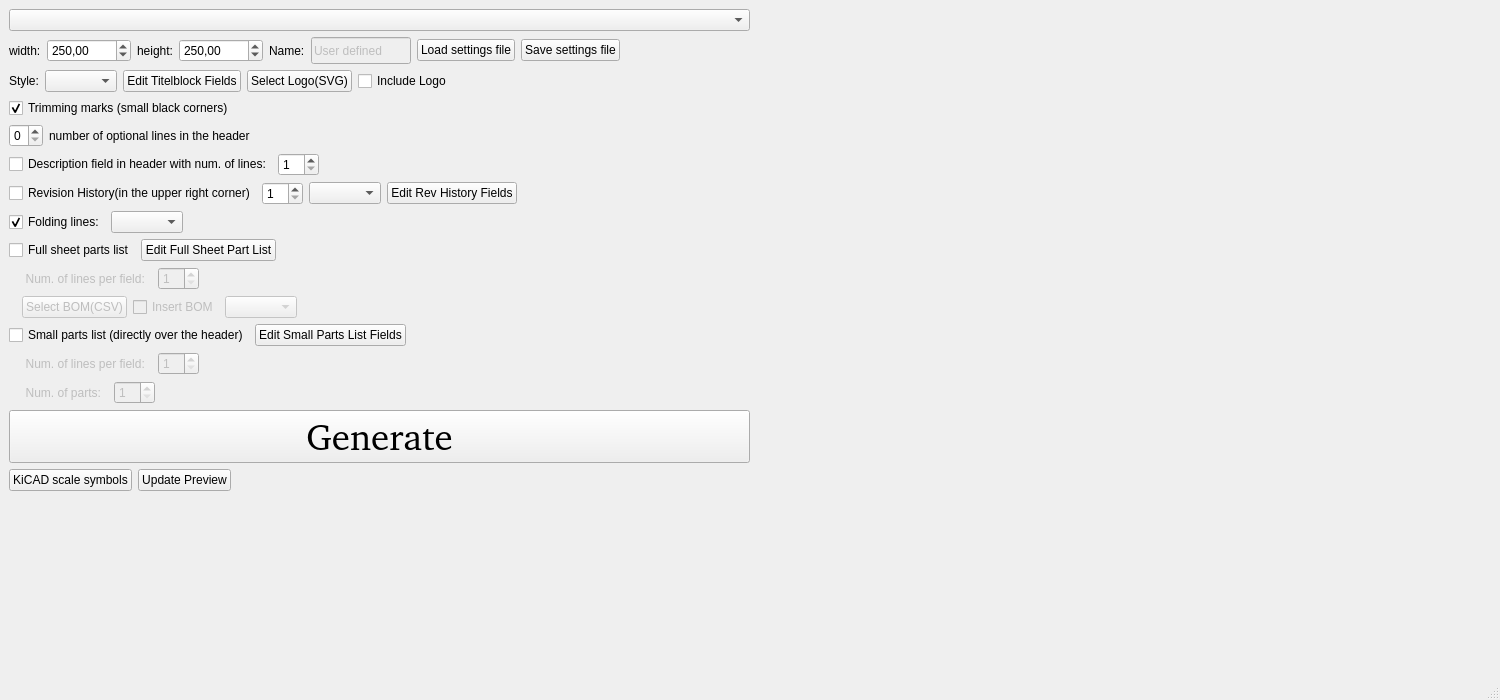
Before: the Qt Designer form Src/Window/mainwindow.ui in tobiasfalk/KiCAD-FreeCAD-TechDraw-Template-Generator, drawn with Qt 5.
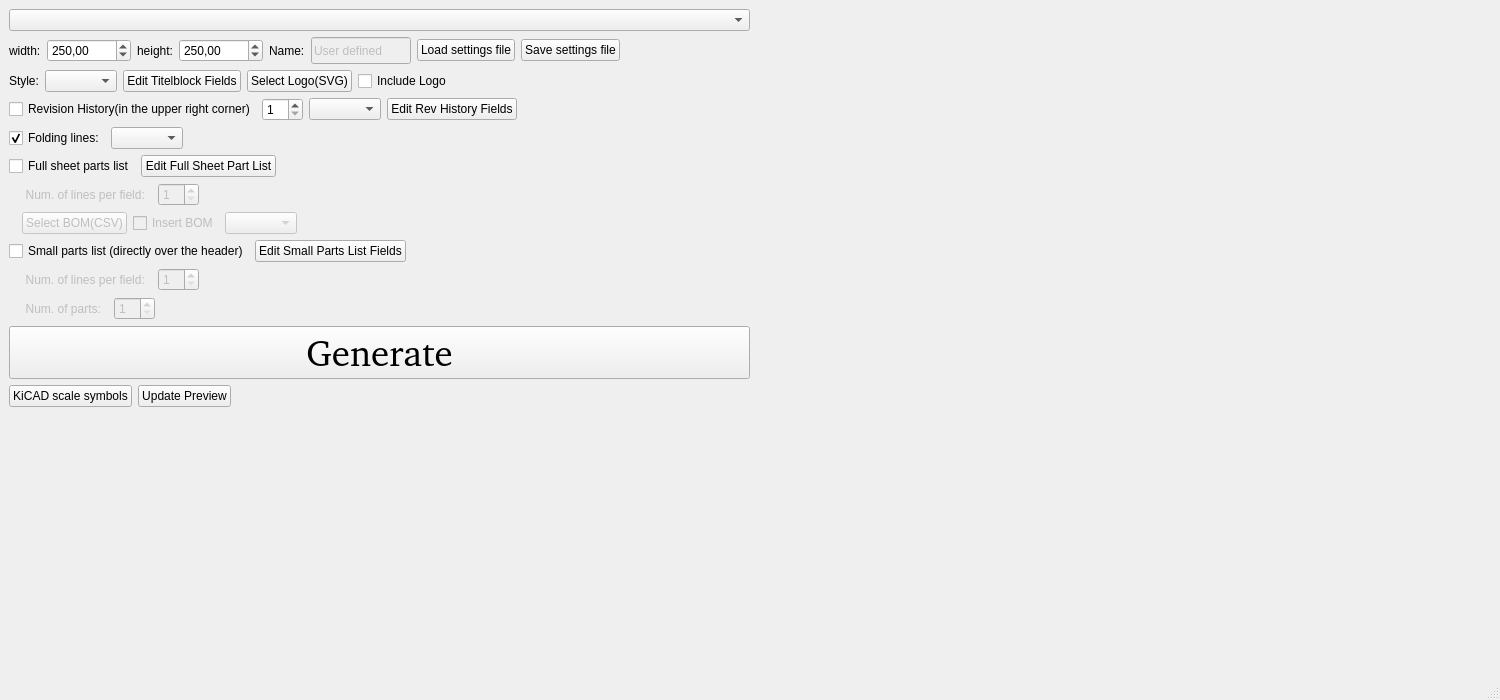
After: the same form once the commit is applied. Icons and pictures are not drawn.

Commit message: moved titleblock options to sub window

The edit to the form file:
```diff
--- a/Src/Window/mainwindow.ui
+++ b/Src/Window/mainwindow.ui
@@ -43,7 +43,44 @@
   </property>
   <widget class="QWidget" name="centralwidget">
    <layout class="QGridLayout" name="gridLayout">
-    <item row="14" column="0">
+    <item row="6" column="0">
+     <layout class="QHBoxLayout" name="horizontalLayout_9">
+      <item>
+       <widget class="QLabel" name="FullPartsListNumLinesPerFieldLabel">
+        <property name="enabled">
+         <bool>false</bool>
+        </property>
+        <property name="text">
+         <string>     Num. of lines per field:  </string>
+        </property>
+       </widget>
+      </item>
+      <item>
+       <widget class="QSpinBox" name="FullPartsListNumLinesPerFieldSpinBox">
+        <property name="enabled">
+         <bool>false</bool>
+        </property>
+        <property name="minimum">
+         <number>1</number>
+        </property>
+       </widget>
+      </item>
+      <item>
+       <spacer name="horizontalSpacer_4">
+        <property name="orientation">
+         <enum>Qt::Horizontal</enum>
+        </property>
+        <property name="sizeHint" stdset="0">
+         <size>
+          <width>40</width>
+          <height>20</height>
+         </size>
+        </property>
+       </spacer>
+      </item>
+     </layout>
+    </item>
+    <item row="11" column="0">
      <layout class="QHBoxLayout" name="horizontalLayout_6">
       <item>
        <widget class="QPushButton" name="GeneratePushButton">
@@ -78,37 +115,7 @@
       </item>
      </layout>
     </item>
-    <item row="16" column="0">
-     <spacer name="verticalSpacer">
-      <property name="orientation">
-       <enum>Qt::Vertical</enum>
-      </property>
-      <property name="sizeHint" stdset="0">
-       <size>
-        <width>20</width>
-        <height>40</height>
-       </size>
-      </property>
-     </spacer>
-    </item>
-    <item row="0" column="1" rowspan="17">
-     <layout class="QGridLayout" name="gridLayout_2">
-      <item row="0" column="0">
-       <spacer name="horizontalSpacer_15">
-        <property name="orientation">
-         <enum>Qt::Horizontal</enum>
-        </property>
-        <property name="sizeHint" stdset="0">
-         <size>
-          <width>40</width>
-          <height>20</height>
-         </size>
-        </property>
-       </spacer>
-      </item>
-     </layout>
-    </item>
-    <item row="7" column="0">
+    <item row="4" column="0">
      <layout class="QHBoxLayout" name="horizontalLayout_7">
       <item>
        <widget class="QCheckBox" name="foldLinesCheckBox">
@@ -154,34 +161,10 @@
       </property>
      </widget>
     </item>
-    <item row="6" column="0">
-     <layout class="QHBoxLayout" name="horizontalLayout_3">
-      <item>
-       <widget class="QCheckBox" name="RevHistoryCheckBox">
-        <property name="text">
-         <string>Revision History(in the upper right corner)</string>
-        </property>
-       </widget>
-      </item>
-      <item>
-       <widget class="QSpinBox" name="numRevSpinBox">
-        <property name="minimum">
-         <number>1</number>
-        </property>
-       </widget>
-      </item>
-      <item>
-       <widget class="QComboBox" name="revHistoryStyleComboBox"/>
-      </item>
-      <item>
-       <widget class="QPushButton" name="revHistoryStylePushButton">
-        <property name="text">
-         <string>Edit Rev History Fields</string>
-        </property>
-       </widget>
-      </item>
-      <item>
-       <spacer name="horizontalSpacer_2">
+    <item row="0" column="1" rowspan="14">
+     <layout class="QGridLayout" name="gridLayout_2">
+      <item row="0" column="0">
+       <spacer name="horizontalSpacer_15">
         <property name="orientation">
          <enum>Qt::Horizontal</enum>
         </property>
@@ -195,44 +178,27 @@
       </item>
      </layout>
     </item>
-    <item row="10" column="0">
-     <layout class="QHBoxLayout" name="horizontalLayout_10">
+    <item row="5" column="0">
+     <layout class="QHBoxLayout" name="horizontalLayout_4">
       <item>
-       <widget class="QLabel" name="label_4">
-        <property name="text">
-         <string/>
-        </property>
-       </widget>
-      </item>
-      <item>
-       <widget class="QPushButton" name="selectCSVBOMpushButton">
+       <widget class="QCheckBox" name="FullPartsListCheckBox">
         <property name="enabled">
-         <bool>false</bool>
+         <bool>true</bool>
         </property>
         <property name="text">
-         <string>Select BOM(CSV)</string>
+         <string>Full sheet parts list</string>
         </property>
        </widget>
       </item>
       <item>
-       <widget class="QCheckBox" name="insertBomCheckBox">
-        <property name="enabled">
-         <bool>false</bool>
-        </property>
+       <widget class="QPushButton" name="editFullPartsListPushButton">
         <property name="text">
-         <string>Insert BOM</string>
+         <string>Edit Full Sheet Part List</string>
         </property>
        </widget>
       </item>
       <item>
-       <widget class="QComboBox" name="csvBOMComboBox">
-        <property name="enabled">
-         <bool>false</bool>
-        </property>
-       </widget>
-      </item>
-      <item>
-       <spacer name="horizontalSpacer_5">
+       <spacer name="horizontalSpacer_12">
         <property name="orientation">
          <enum>Qt::Horizontal</enum>
         </property>
@@ -355,6 +321,197 @@
       </item>
      </layout>
     </item>
+    <item row="10" column="0">
+     <layout class="QHBoxLayout" name="horizontalLayout_15">
+      <item>
+       <widget class="QLabel" name="SmallPartsListNumPartsLabel">
+        <property name="enabled">
+         <bool>false</bool>
+        </property>
+        <property name="text">
+         <string>     Num. of parts:  </string>
+        </property>
+       </widget>
+      </item>
+      <item>
+       <widget class="QSpinBox" name="SmallPartsListNumPartsSpinBox">
+        <property name="enabled">
+         <bool>false</bool>
+        </property>
+        <property name="minimum">
+         <number>1</number>
+        </property>
+       </widget>
+      </item>
+      <item>
+       <spacer name="horizontalSpacer_11">
+        <property name="orientation">
+         <enum>Qt::Horizontal</enum>
+        </property>
+        <property name="sizeHint" stdset="0">
+         <size>
+          <width>40</width>
+          <height>20</height>
+         </size>
+        </property>
+       </spacer>
+      </item>
+     </layout>
+    </item>
+    <item row="3" column="0">
+     <layout class="QHBoxLayout" name="horizontalLayout_3">
+      <item>
+       <widget class="QCheckBox" name="RevHistoryCheckBox">
+        <property name="text">
+         <string>Revision History(in the upper right corner)</string>
+        </property>
+       </widget>
+      </item>
+      <item>
+       <widget class="QSpinBox" name="numRevSpinBox">
+        <property name="minimum">
+         <number>1</number>
+        </property>
+       </widget>
+      </item>
+      <item>
+       <widget class="QComboBox" name="revHistoryStyleComboBox"/>
+      </item>
+      <item>
+       <widget class="QPushButton" name="revHistoryStylePushButton">
+        <property name="text">
+         <string>Edit Rev History Fields</string>
+        </property>
+       </widget>
+      </item>
+      <item>
+       <spacer name="horizontalSpacer_2">
+        <property name="orientation">
+         <enum>Qt::Horizontal</enum>
+        </property>
+        <property name="sizeHint" stdset="0">
+         <size>
+          <width>40</width>
+          <height>20</height>
+         </size>
+        </property>
+       </spacer>
+      </item>
+     </layout>
+    </item>
+    <item row="7" column="0">
+     <layout class="QHBoxLayout" name="horizontalLayout_10">
+      <item>
+       <widget class="QLabel" name="label_4">
+        <property name="text">
+         <string/>
+        </property>
+       </widget>
+      </item>
+      <item>
+       <widget class="QPushButton" name="selectCSVBOMpushButton">
+        <property name="enabled">
+         <bool>false</bool>
+        </property>
+        <property name="text">
+         <string>Select BOM(CSV)</string>
+        </property>
+       </widget>
+      </item>
+      <item>
+       <widget class="QCheckBox" name="insertBomCheckBox">
+        <property name="enabled">
+         <bool>false</bool>
+        </property>
+        <property name="text">
+         <string>Insert BOM</string>
+        </property>
+       </widget>
+      </item>
+      <item>
+       <widget class="QComboBox" name="csvBOMComboBox">
+        <property name="enabled">
+         <bool>false</bool>
+        </property>
+       </widget>
+      </item>
+      <item>
+       <spacer name="horizontalSpacer_5">
+        <property name="orientation">
+         <enum>Qt::Horizontal</enum>
+        </property>
+        <property name="sizeHint" stdset="0">
+         <size>
+          <width>40</width>
+          <height>20</height>
+         </size>
+        </property>
+       </spacer>
+      </item>
+     </layout>
+    </item>
+    <item row="8" column="0">
+     <layout class="QHBoxLayout" name="horizontalLayout_5">
+      <item>
+       <widget class="QCheckBox" name="SmallPartsListCheckBox">
+        <property name="text">
+         <string>Small parts list (directly over the header)</string>
+        </property>
+       </widget>
+      </item>
+      <item>
+       <widget class="QPushButton" name="pushButton">
+        <property name="text">
+         <string>Edit Small Parts List Fields</string>
+        </property>
+       </widget>
+      </item>
+      <item>
+       <spacer name="horizontalSpacer_6">
+        <property name="orientation">
+         <enum>Qt::Horizontal</enum>
+        </property>
+        <property name="sizeHint" stdset="0">
+         <size>
+          <width>40</width>
+          <height>20</height>
+         </size>
+        </property>
+       </spacer>
+      </item>
+     </layout>
+    </item>
+    <item row="12" column="0">
+     <layout class="QHBoxLayout" name="horizontalLayout_13">
+      <item>
+       <widget class="QPushButton" name="pushButton_2">
+        <property name="text">
+         <string>KiCAD scale symbols</string>
+        </property>
+       </widget>
+      </item>
+      <item>
+       <widget class="QPushButton" name="previewPushButton">
+        <property name="text">
+         <string>Update Preview</string>
+        </property>
+       </widget>
+      </item>
+      <item>
+       <spacer name="horizontalSpacer_13">
+        <property name="orientation">
+         <enum>Qt::Horizontal</enum>
+        </property>
+        <property name="sizeHint" stdset="0">
+         <size>
+          <width>40</width>
+          <height>20</height>
+         </size>
+        </property>
+       </spacer>
+      </item>
+     </layout>
+    </item>
     <item row="2" column="0">
      <layout class="QHBoxLayout" name="horizontalLayout_11">
       <item>
@@ -403,41 +560,20 @@
       </item>
      </layout>
     </item>
-    <item row="8" column="0">
-     <layout class="QHBoxLayout" name="horizontalLayout_4">
-      <item>
-       <widget class="QCheckBox" name="FullPartsListCheckBox">
-        <property name="enabled">
-         <bool>true</bool>
-        </property>
-        <property name="text">
-         <string>Full sheet parts list</string>
-        </property>
-       </widget>
-      </item>
-      <item>
-       <widget class="QPushButton" name="editFullPartsListPushButton">
-        <property name="text">
-         <string>Edit Full Sheet Part List</string>
-        </property>
-       </widget>
-      </item>
-      <item>
-       <spacer name="horizontalSpacer_12">
-        <property name="orientation">
-         <enum>Qt::Horizontal</enum>
-        </property>
-        <property name="sizeHint" stdset="0">
-         <size>
-          <width>40</width>
-          <height>20</height>
-         </size>
-        </property>
-       </spacer>
-      </item>
-     </layout>
+    <item row="13" column="0">
+     <spacer name="verticalSpacer">
+      <property name="orientation">
+       <enum>Qt::Vertical</enum>
+      </property>
+      <property name="sizeHint" stdset="0">
+       <size>
+        <width>20</width>
+        <height>40</height>
+       </size>
+      </property>
+     </spacer>
     </item>
-    <item row="12" column="0">
+    <item row="9" column="0">
      <layout class="QHBoxLayout" name="horizontalLayout_14">
       <item>
        <widget class="QLabel" name="SmallPartsListNumLinesPerFieldLabel">
@@ -474,221 +610,6 @@
       </item>
      </layout>
     </item>
-    <item row="11" column="0">
-     <layout class="QHBoxLayout" name="horizontalLayout_5">
-      <item>
-       <widget class="QCheckBox" name="SmallPartsListCheckBox">
-        <property name="text">
-         <string>Small parts list (directly over the header)</string>
-        </property>
-       </widget>
-      </item>
-      <item>
-       <widget class="QPushButton" name="pushButton">
-        <property name="text">
-         <string>Edit Small Parts List Fields</string>
-        </property>
-       </widget>
-      </item>
-      <item>
-       <spacer name="horizontalSpacer_6">
-        <property name="orientation">
-         <enum>Qt::Horizontal</enum>
-        </property>
-        <property name="sizeHint" stdset="0">
-         <size>
-          <width>40</width>
-          <height>20</height>
-         </size>
-        </property>
-       </spacer>
-      </item>
-     </layout>
-    </item>
-    <item row="15" column="0">
-     <layout class="QHBoxLayout" name="horizontalLayout_13">
-      <item>
-       <widget class="QPushButton" name="pushButton_2">
-        <property name="text">
-         <string>KiCAD scale symbols</string>
-        </property>
-       </widget>
-      </item>
-      <item>
-       <widget class="QPushButton" name="previewPushButton">
-        <property name="text">
-         <string>Update Preview</string>
-        </property>
-       </widget>
-      </item>
-      <item>
-       <spacer name="horizontalSpacer_13">
-        <property name="orientation">
-         <enum>Qt::Horizontal</enum>
-        </property>
-        <property name="sizeHint" stdset="0">
-         <size>
-          <width>40</width>
-          <height>20</height>
-         </size>
-        </property>
-       </spacer>
-      </item>
-     </layout>
-    </item>
-    <item row="4" column="0">
-     <layout class="QHBoxLayout" name="horizontalLayout_2">
-      <item>
-       <widget class="QSpinBox" name="OptLinesSpinBox">
-        <property name="enabled">
-         <bool>true</bool>
-        </property>
-        <property name="maximum">
-         <number>3</number>
-        </property>
-       </widget>
-      </item>
-      <item>
-       <widget class="QLabel" name="label_3">
-        <property name="text">
-         <string>number of optional lines in the header</string>
-        </property>
-       </widget>
-      </item>
-      <item>
-       <spacer name="horizontalSpacer_3">
-        <property name="orientation">
-         <enum>Qt::Horizontal</enum>
-        </property>
-        <property name="sizeHint" stdset="0">
-         <size>
-          <width>40</width>
-          <height>20</height>
-         </size>
-        </property>
-       </spacer>
-      </item>
-     </layout>
-    </item>
-    <item row="3" column="0">
-     <layout class="QHBoxLayout" name="horizontalLayout_12">
-      <item>
-       <widget class="QCheckBox" name="trimmingMarksCheckBox">
-        <property name="text">
-         <string>Trimming marks (small black corners)</string>
-        </property>
-        <property name="checked">
-         <bool>true</bool>
-        </property>
-       </widget>
-      </item>
-     </layout>
-    </item>
-    <item row="5" column="0">
-     <layout class="QHBoxLayout" name="horizontalLayout_16">
-      <item>
-       <widget class="QCheckBox" name="DescriptionCheckBox">
-        <property name="text">
-         <string>Description field in header with num. of lines:</string>
-        </property>
-       </widget>
-      </item>
-      <item>
-       <widget class="QSpinBox" name="DescriptionSpinBox">
-        <property name="minimum">
-         <number>1</number>
-        </property>
-       </widget>
-      </item>
-      <item>
-       <spacer name="horizontalSpacer_14">
-        <property name="orientation">
-         <enum>Qt::Horizontal</enum>
-        </property>
-        <property name="sizeHint" stdset="0">
-         <size>
-          <width>40</width>
-          <height>20</height>
-         </size>
-        </property>
-       </spacer>
-      </item>
-     </layout>
-    </item>
-    <item row="9" column="0">
-     <layout class="QHBoxLayout" name="horizontalLayout_9">
-      <item>
-       <widget class="QLabel" name="FullPartsListNumLinesPerFieldLabel">
-        <property name="enabled">
-         <bool>false</bool>
-        </property>
-        <property name="text">
-         <string>     Num. of lines per field:  </string>
-        </property>
-       </widget>
-      </item>
-      <item>
-       <widget class="QSpinBox" name="FullPartsListNumLinesPerFieldSpinBox">
-        <property name="enabled">
-         <bool>false</bool>
-        </property>
-        <property name="minimum">
-         <number>1</number>
-        </property>
-       </widget>
-      </item>
-      <item>
-       <spacer name="horizontalSpacer_4">
-        <property name="orientation">
-         <enum>Qt::Horizontal</enum>
-        </property>
-        <property name="sizeHint" stdset="0">
-         <size>
-          <width>40</width>
-          <height>20</height>
-         </size>
-        </property>
-       </spacer>
-      </item>
-     </layout>
-    </item>
-    <item row="13" column="0">
-     <layout class="QHBoxLayout" name="horizontalLayout_15">
-      <item>
-       <widget class="QLabel" name="SmallPartsListNumPartsLabel">
-        <property name="enabled">
-         <bool>false</bool>
-        </property>
-        <property name="text">
-         <string>     Num. of parts:  </string>
-        </property>
-       </widget>
-      </item>
-      <item>
-       <widget class="QSpinBox" name="SmallPartsListNumPartsSpinBox">
-        <property name="enabled">
-         <bool>false</bool>
-        </property>
-        <property name="minimum">
-         <number>1</number>
-        </property>
-       </widget>
-      </item>
-      <item>
-       <spacer name="horizontalSpacer_11">
-        <property name="orientation">
-         <enum>Qt::Horizontal</enum>
-        </property>
-        <property name="sizeHint" stdset="0">
-         <size>
-          <width>40</width>
-          <height>20</height>
-         </size>
-        </property>
-       </spacer>
-      </item>
-     </layout>
-    </item>
    </layout>
   </widget>
   <widget class="QMenuBar" name="menubar">
```
Left out of the diff: 2 changed lines with no effect on the pictures. The commit also changes 4 other files.
